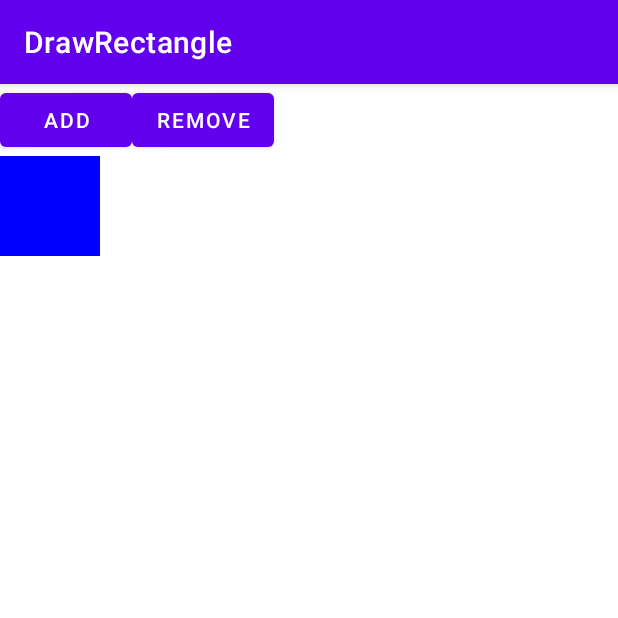
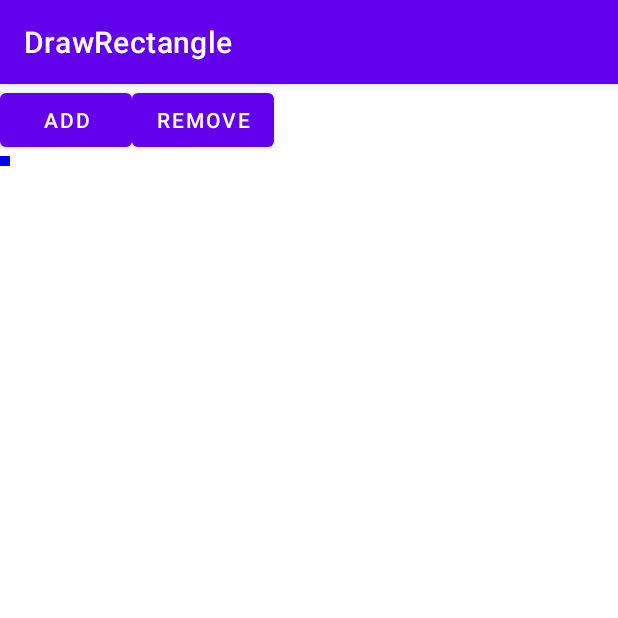
Before and after one commit to otaku1123/android-draw-view-sample, an Android app: the screen it shows after launch (MainActivity), after a tap on "ADD", on a phone screen of 412 x 824 dp, the top half of it. Run offline under Robolectric (Android 15) with nearby library versions, the phone set to English and light mode, and no system bars.

Commit message:
Draw rectangle in FrameLayout

```diff
--- a/app/src/main/java/com/ogaw/drawrectangle/MainActivity.kt
+++ b/app/src/main/java/com/ogaw/drawrectangle/MainActivity.kt
@@ -8,6 +8,7 @@ import android.util.Log
 import android.view.View
 import android.view.ViewGroup
 import android.widget.Button
+import android.widget.FrameLayout
 import android.widget.LinearLayout
 import android.widget.TextView
 
@@ -18,31 +19,21 @@ class MainActivity : AppCompatActivity() {
         super.onCreate(savedInstanceState)
         setContentView(R.layout.activity_main)
 
-        val textArea = findViewById<LinearLayout>(R.id.dynamicArea)
+        val textArea = findViewById<FrameLayout>(R.id.dynamicArea)
         val rectangleList = mutableListOf<View>()
 
         findViewById<Button>(R.id.button_add).apply {
             this.setOnClickListener{
                 val view = View(context)
-                // 成功例 1
-//                view.layoutParams = ViewGroup.LayoutParams(100, 100)
-//                view.setBackgroundColor(Color.BLUE)
-
-                // マージンありで四角を作成する方法
-//                var tempLayoutParams = ViewGroup.LayoutParams()
-//                tempLayoutParams.width = 100
-//                tempLayoutParams.height = 100
-//
-//                view.layoutParams = tempLayoutParams
 
                 val marginParams = ViewGroup.MarginLayoutParams(
                     ViewGroup.LayoutParams.MATCH_PARENT,
                     ViewGroup.LayoutParams.MATCH_PARENT
                 ).apply {
-                    this.width = 100
-                    this.height = 100
-                    this.topMargin = 100
-                    this.leftMargin = 100
+                    this.width = (rectangleList.size + 1) * 10
+                    this.height = (rectangleList.size + 1) * 10
+                    this.topMargin = (rectangleList.size + 1) * 100
+                    this.leftMargin = (rectangleList.size + 1) * 100
                 }
 
                 view.layoutParams = marginParams
--- a/app/src/main/res/layout/activity_main.xml
+++ b/app/src/main/res/layout/activity_main.xml
@@ -24,12 +24,12 @@
                 android:layout_height="wrap_content"
                 android:text="Remove" />
         </LinearLayout>
-        <LinearLayout
+        <FrameLayout
             android:id="@+id/dynamicArea"
             android:layout_width="match_parent"
             android:layout_height="wrap_content"
             android:orientation="vertical">
-        </LinearLayout>
+        </FrameLayout>
     </LinearLayout>
 
 
```
